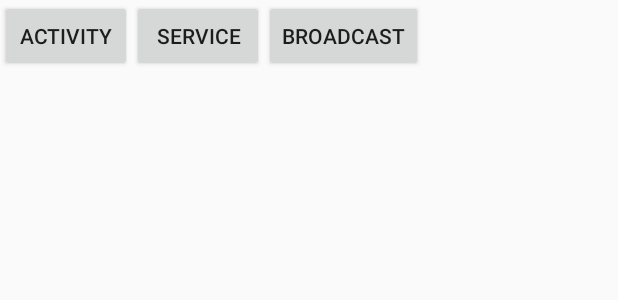
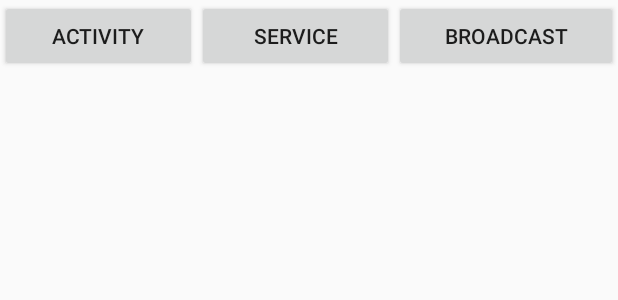
Before and after one commit to dmitvitalii/Shiva, an Android app: the layout switch_view.xml on its own in the app's theme, with its tools: preview values and no code run, on a phone screen of 412 x 824 dp. Shown: the top 300 px of the screen. Run offline under Robolectric (Android 15) with nearby library versions, the phone set to English and light mode, and no system bars.

Commit message:
Make buttons really match parent

```diff
--- a/app/src/main/res/layout/switch_view.xml
+++ b/app/src/main/res/layout/switch_view.xml
@@ -21,19 +21,22 @@
 
     <Button
         android:id="@+id/startButton"
-        android:text="@string/component_activity"
         android:layout_width="wrap_content"
-        android:layout_height="wrap_content" />
+        android:layout_height="wrap_content"
+        android:layout_weight="1"
+        android:text="@string/component_activity" />
 
     <Button
         android:id="@+id/centerButton"
-        android:text="@string/component_service"
         android:layout_width="wrap_content"
-        android:layout_height="wrap_content" />
+        android:layout_height="wrap_content"
+        android:layout_weight="1"
+        android:text="@string/component_service" />
 
     <Button
         android:id="@+id/endButton"
-        android:text="@string/component_broadcast"
         android:layout_width="wrap_content"
-        android:layout_height="wrap_content" />
+        android:layout_height="wrap_content"
+        android:layout_weight="1"
+        android:text="@string/component_broadcast" />
 </LinearLayout>
```
